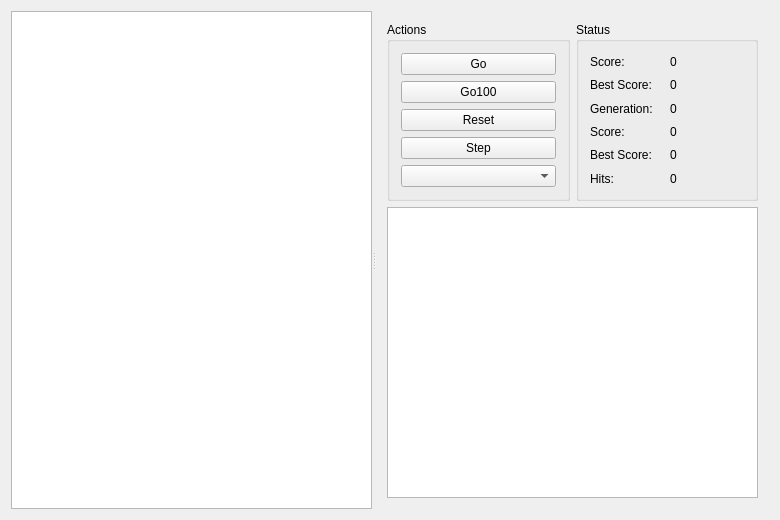
watsonmw/sngp, file mainwindow.ui: the form before one commit.
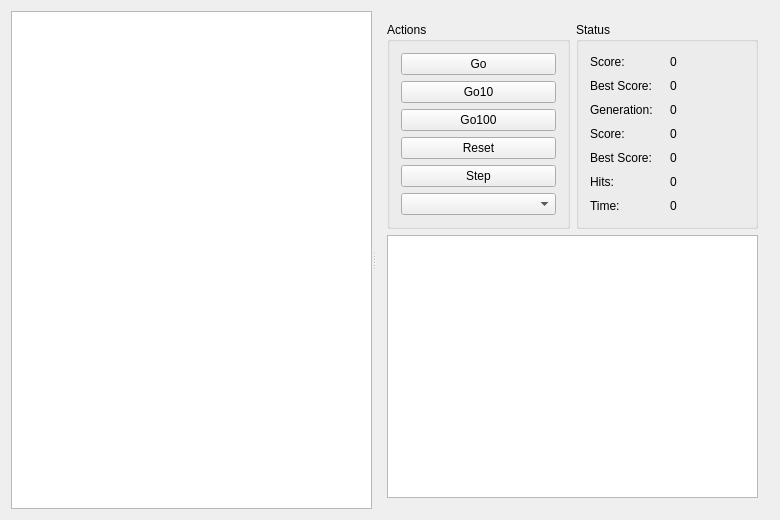
The form after the commit. Custom widgets are drawn as their Qt base class.

```diff
--- a/mainwindow.ui
+++ b/mainwindow.ui
@@ -39,7 +39,14 @@
               </widget>
              </item>
              <item>
-              <widget class="QPushButton" name="goTimesButton">
+              <widget class="QPushButton" name="goTimes10Button">
+               <property name="text">
+                <string>Go10</string>
+               </property>
+              </widget>
+             </item>
+             <item>
+              <widget class="QPushButton" name="goTimes100Button">
                <property name="text">
                 <string>Go100</string>
                </property>
@@ -155,6 +162,20 @@
                </property>
               </widget>
              </item>
+             <item row="7" column="0">
+              <widget class="QLabel" name="label_7">
+               <property name="text">
+                <string>Time:</string>
+               </property>
+              </widget>
+             </item>
+             <item row="7" column="1">
+              <widget class="QLabel" name="timeTakenLabel">
+               <property name="text">
+                <string>0</string>
+               </property>
+              </widget>
+             </item>
             </layout>
            </widget>
           </item>
```
